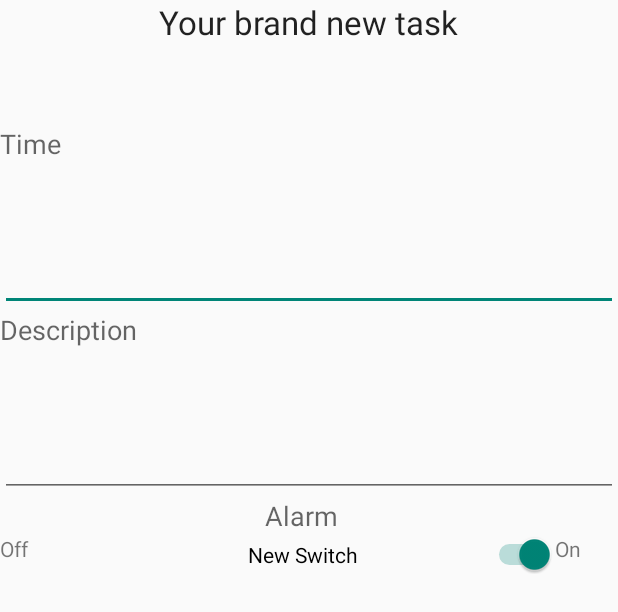
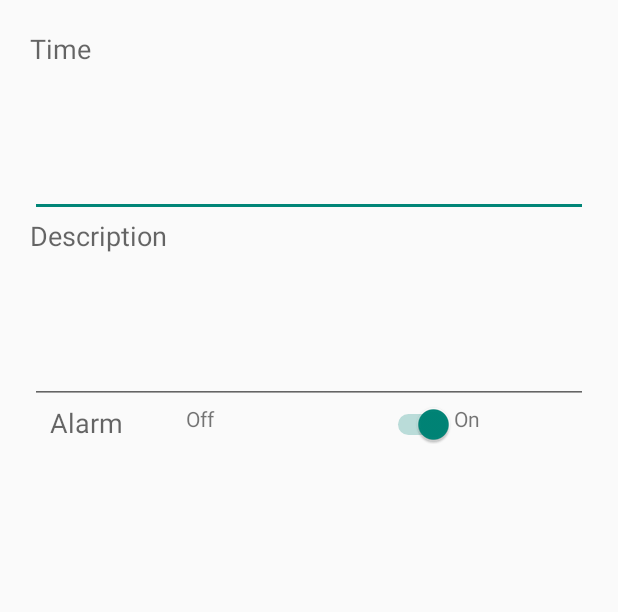
Before and after one commit to victorliafook/RememberMe, an Android app: the layout task_edit.xml on its own in the app's theme, with its tools: preview values and no code run, on a phone screen of 412 x 824 dp. Shown: the top 612 px of the screen. Run offline under Robolectric (Android 15) with nearby library versions, the phone set to English and light mode, and no system bars.

Commit message:
main activity doesnt restart anymore when orientation changes; added alarm field; coding task CRUD;

```diff
--- a/app/src/main/AndroidManifest.xml
+++ b/app/src/main/AndroidManifest.xml
@@ -10,7 +10,8 @@
         android:theme="@style/AppTheme" >
         <activity
             android:name=".MainActivity"
-            android:label="@string/app_name" >
+            android:label="@string/app_name"
+            android:configChanges="orientation|keyboardHidden|screenSize">
             <intent-filter>
                 <action android:name="android.intent.action.MAIN" />
 
--- a/app/src/main/res/layout/activity_main.xml
+++ b/app/src/main/res/layout/activity_main.xml
@@ -7,10 +7,7 @@
     <RelativeLayout
         android:layout_width="match_parent"
         android:layout_height="match_parent">
-        <TextView
-            android:id="@+id/caption"
-            android:text="@string/menu_label" android:layout_width="wrap_content"
-            android:layout_height="wrap_content" />
+
         <ListView
             android:id="@android:id/list"
             android:layout_width="match_parent"
--- a/app/src/main/res/layout/task_edit.xml
+++ b/app/src/main/res/layout/task_edit.xml
@@ -2,16 +2,9 @@
 <LinearLayout xmlns:android="http://schemas.android.com/apk/res/android"
     android:orientation="vertical" android:layout_width="match_parent"
     android:layout_height="match_parent"
-    android:weightSum="1">
+    android:weightSum="1"
+    android:padding="20dp">
 
-    <TextView
-        android:layout_width="wrap_content"
-        android:layout_height="wrap_content"
-        android:textAppearance="?android:attr/textAppearanceLarge"
-        android:text="Your brand new task"
-        android:id="@+id/lblCrud"
-        android:layout_gravity="center_horizontal"
-        android:layout_weight="0.09" />
 
     <TextView
         android:layout_width="115dp"
@@ -62,13 +55,7 @@
                 android:id="@+id/lblAlarm"
                 android:layout_weight="0.03"
                 android:layout_gravity="center_horizontal"
-                android:layout_column="20" />
-        </TableRow>
-
-        <TableRow
-            android:layout_width="fill_parent"
-            android:layout_height="fill_parent"
-            android:orientation="vertical">
+                android:layout_column="0" />
 
             <TextView
                 android:layout_width="31dp"
@@ -77,27 +64,32 @@
                 android:text="Off"
                 android:id="@+id/lblAlarmOff"
                 android:layout_weight="0.06"
-                android:layout_column="6"
-                android:layout_span="2" />
+                android:layout_column="1" />
 
             <Switch
-                android:layout_width="wrap_content"
+                android:layout_width="31dp"
                 android:layout_height="wrap_content"
-                android:text="New Switch"
                 android:id="@+id/swcAlarm"
                 android:layout_gravity="center_horizontal"
                 android:layout_weight="0.06"
-                android:layout_column="16"
+                android:layout_column="2"
                 android:checked="true" />
 
             <TextView
-                android:layout_width="42dp"
+                android:layout_width="31dp"
                 android:layout_height="wrap_content"
                 android:textAppearance="?android:attr/textAppearanceSmall"
                 android:text="On"
                 android:id="@+id/lblAlarmOn"
                 android:layout_weight="0.06"
-                android:layout_column="17" />
+                android:layout_column="3" />
+        </TableRow>
+
+        <TableRow
+            android:layout_width="fill_parent"
+            android:layout_height="fill_parent"
+            android:orientation="vertical">
+
         </TableRow>
 
         <TableRow
--- a/app/src/main/res/values/strings.xml
+++ b/app/src/main/res/values/strings.xml
@@ -3,4 +3,8 @@
     <string name="menu_label">RememberMe</string>
     <string name="action_settings">Settings</string>
     <string name="lbl_new_task">Create new task</string>
+    <string name="lbl_add">Add</string>
+    <string name="lbl_cancel">Cancel</string>
+    <string name="lbl_save">Save it</string>
+    <string name="lbl_delete">Delete it</string>
 </resources>
```
Also changed, not shown: app/src/main/java/com/foftware/rememberme/RememberTask.java (+9 -0 lines).
